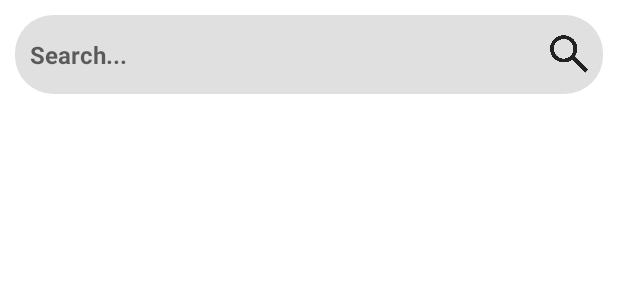
After one commit to kaartiik/empayar-batik, an Android app: the layout activity_search_result.xml on its own in the app's theme, with its tools: preview values and no code run, on a phone screen of 412 x 824 dp. The commit adds this screen. Shown: the top 300 px of the screen. Run offline under Robolectric (Android 15) with nearby library versions, the phone set to English and light mode, and no system bars.

Commit message:
Search functionality added.

```diff
--- a/app/src/main/java/com/kaartiikvjn/empayarbatik/UI/MainActivity.java
+++ b/app/src/main/java/com/kaartiikvjn/empayarbatik/UI/MainActivity.java
@@ -54,11 +54,8 @@ public class MainActivity extends BaseActivity implements NavigationView.OnNavig
     public boolean onCreateOptionsMenu(Menu menu) {
         MenuInflater menuInflater = getMenuInflater();
         menuInflater.inflate(R.menu.menu_main_activity, menu);
-
         MenuItem searchItem = menu.findItem(R.id.action_search);
-
         SearchManager searchManager = (SearchManager) MainActivity.this.getSystemService(Context.SEARCH_SERVICE);
-
         SearchView searchView = null;
         if (searchItem != null) {
             searchView = (SearchView) searchItem.getActionView();
--- /dev/null
+++ b/app/src/main/res/layout/activity_search_result.xml
@@ -0,0 +1,65 @@
+<?xml version="1.0" encoding="utf-8"?>
+<androidx.constraintlayout.widget.ConstraintLayout xmlns:android="http://schemas.android.com/apk/res/android"
+    xmlns:app="http://schemas.android.com/apk/res-auto"
+    xmlns:tools="http://schemas.android.com/tools"
+    android:layout_width="match_parent"
+    android:layout_height="match_parent"
+    tools:context=".UI.SearchResultActivity">
+
+    <LinearLayout
+        android:id="@+id/search_layout"
+        android:layout_width="match_parent"
+        android:layout_height="wrap_content"
+        android:layout_marginHorizontal="10dp"
+        android:layout_marginTop="10dp"
+        android:background="@drawable/edit_text_bg"
+        android:paddingVertical="10dp"
+        app:layout_constraintEnd_toEndOf="parent"
+        android:paddingHorizontal="10dp"
+        android:orientation="horizontal"
+        android:gravity="center_vertical"
+        app:layout_constraintStart_toStartOf="parent"
+        app:layout_constraintTop_toTopOf="parent">
+
+        <EditText
+            android:id="@+id/searchEditText"
+            android:layout_width="0dp"
+            android:layout_weight="1"
+            android:layout_height="wrap_content"
+            android:layout_marginVertical="5dp"
+            android:background="@null"
+            android:hint="Search..."
+            android:textColor="@color/colorTextPrimary"
+            android:textSize="16sp"
+            android:layout_marginEnd="10dp"
+            android:textStyle="bold" />
+        <ImageView
+            android:layout_width="25dp"
+            android:layout_height="25dp"
+            android:src="@drawable/search"
+            app:tint = "@color/colorTextPrimary"/>
+    </LinearLayout>
+
+    <androidx.recyclerview.widget.RecyclerView
+        android:id="@+id/searchRecyclerView"
+        android:layout_width="match_parent"
+        android:layout_height="0dp"
+        android:paddingVertical="5dp"
+        android:visibility="visible"
+        app:layout_constraintBottom_toBottomOf="parent"
+        app:layout_constraintEnd_toEndOf="parent"
+        app:layout_constraintStart_toStartOf="parent"
+        app:layout_constraintTop_toBottomOf="@id/search_layout" />
+
+    <TextView
+        android:id="@+id/no_item_matched_your_search"
+        android:layout_width="wrap_content"
+        android:layout_height="wrap_content"
+        android:textColor="@color/colorTextPrimary"
+        android:textSize="16sp"
+        android:textStyle="bold"
+        app:layout_constraintBottom_toBottomOf="parent"
+        app:layout_constraintEnd_toEndOf="parent"
+        app:layout_constraintStart_toStartOf="parent"
+        app:layout_constraintTop_toBottomOf="@+id/search_layout"/>
+</androidx.constraintlayout.widget.ConstraintLayout>
--- a/app/src/main/res/values/strings.xml
+++ b/app/src/main/res/values/strings.xml
@@ -25,5 +25,6 @@
     <string name="add_to_cart">Add to cart</string>
     <!-- TODO: Remove or change this placeholder text -->
     <string name="hello_blank_fragment">Hello blank fragment</string>
+    <string name="search_hint">Search..</string>
     <!--===***===-->
 </resources>
--- /dev/null
+++ b/app/src/main/res/xml/searchable.xml
@@ -0,0 +1,4 @@
+<?xml version="1.0" encoding="utf-8"?>
+<searchable xmlns:android="http://schemas.android.com/apk/res/android"
+    android:label="@string/app_name"
+    android:hint="@string/search_hint" />
```
Also changed, not shown: app/src/main/AndroidManifest.xml (+20 -0 lines), app/src/main/java/com/kaartiikvjn/empayarbatik/UI/CategoryFragment.java (+10 -8 lines), app/src/main/java/com/kaartiikvjn/empayarbatik/UI/SearchResultActivity.java (added, +140 -0 lines), app/src/main/java/com/kaartiikvjn/empayarbatik/UI/ShoppingCartActivity.java (+39 -6 lines), app/src/main/java/com/kaartiikvjn/empayarbatik/helper/ItemListAdapter.java (+11 -5 lines), app/src/main/res/menu/menu_main_activity.xml (+6 -8 lines).
